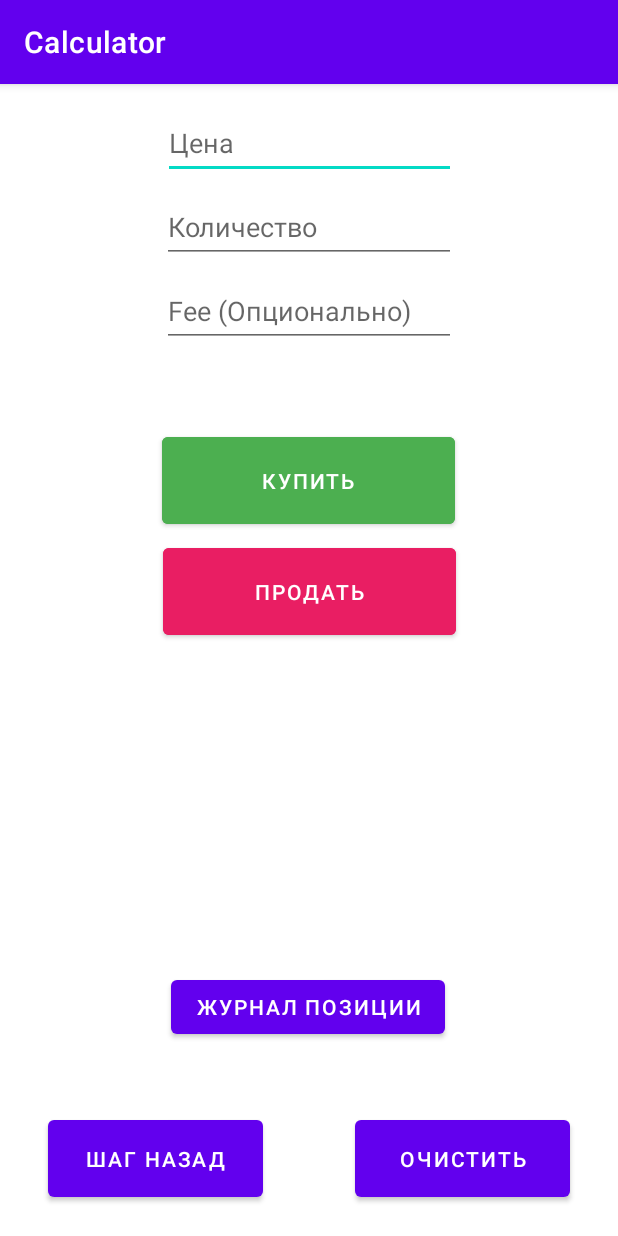
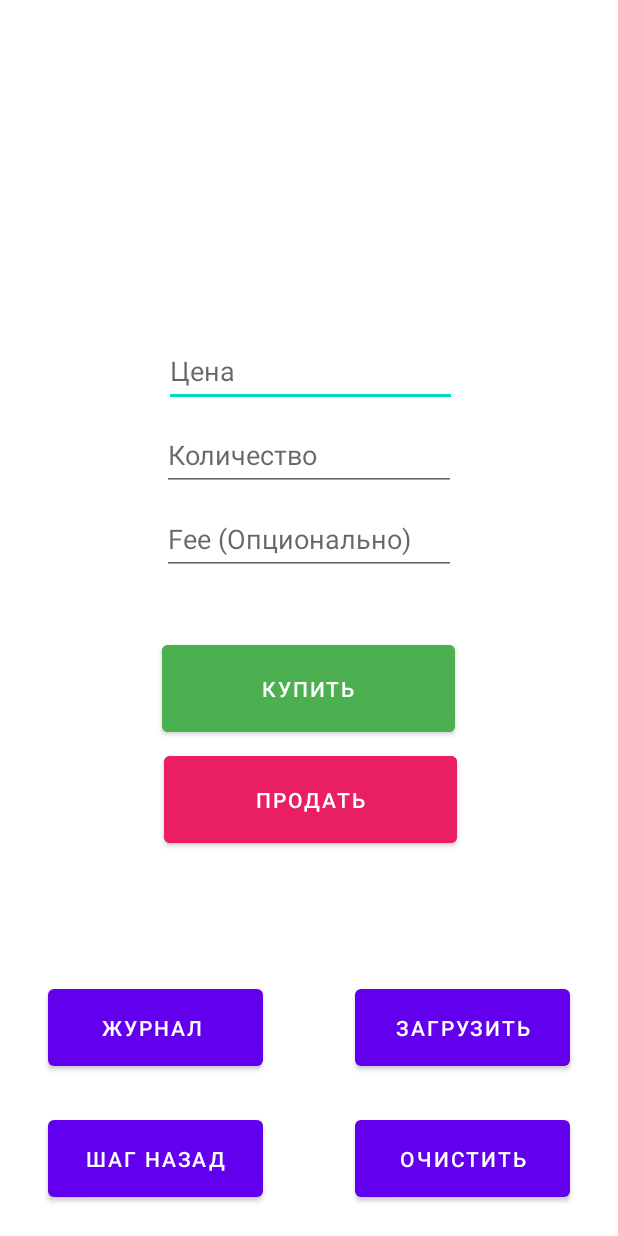
Before and after one commit to eatmore2004/SpotCalculator, an Android app: the screen it shows after launch (MainActivity), on a phone screen of 412 x 824 dp. Run offline under Robolectric (Android 15) with nearby library versions, the phone set to English and light mode, and no system bars.

Commit message:
Added ability to load position from clipboard, bug fixes. New security.

```diff
--- a/app/src/main/AndroidManifest.xml
+++ b/app/src/main/AndroidManifest.xml
@@ -11,6 +11,9 @@
         android:supportsRtl="true"
         android:theme="@style/Theme.PositionCalculator"
         tools:targetApi="31">
+        <activity
+            android:name=".AddPosition"
+            android:exported="false" />
         <activity
             android:name=".Logs"
             android:exported="false" />
--- a/app/src/main/java/com/example/positioncalculator/Direction.java
+++ b/app/src/main/java/com/example/positioncalculator/Direction.java
@@ -3,5 +3,6 @@ package com.example.positioncalculator;
 public enum Direction {
     BUY,
     SELL,
-    NONE
+    NONE,
+    ERROR
 }
--- a/app/src/main/java/com/example/positioncalculator/MainActivity.java
+++ b/app/src/main/java/com/example/positioncalculator/MainActivity.java
@@ -1,6 +1,4 @@
 package com.example.positioncalculator;
-
-import androidx.annotation.NonNull;
 import androidx.appcompat.app.AppCompatActivity;
 
 import android.annotation.SuppressLint;
@@ -21,12 +19,13 @@ public class MainActivity extends AppCompatActivity {
     public Button clr_button;
     public Button back_button;
     public Button journal_button;
+    public Button positionload_button;
     public EditText price_edit;
     public EditText amount_edit;
     public EditText fee_edit;
-    public TextView message_box;
+    public static TextView message_box;
 
-    public static Manager manager = new Manager();
+    public static Position position = new Position();
 
 
     @SuppressLint("MissingInflatedId")
@@ -40,21 +39,21 @@ public class MainActivity extends AppCompatActivity {
         this.clr_button = findViewById(R.id.clear_btn);
         this.back_button = findViewById(R.id.back_btn);
         this.journal_button = findViewById(R.id.journal_btn);
-
+        this.positionload_button = findViewById(R.id.loadposition_btn);
         this.price_edit = findViewById(R.id.price_edt);
         this.amount_edit = findViewById(R.id.amount_edt);
         this.fee_edit = findViewById(R.id.fee_edt);
 
-        this.message_box = findViewById(R.id.message);
+        message_box = findViewById(R.id.message);
 
         buy_button.setOnClickListener(new View.OnClickListener() {
             @Override
             public void onClick(View view) {
                 Order order = getOrder();
                 if (order != null){
-                    manager.addBuy(order);
+                    position.addBuy(order);
                     ClearEdits();
-                    message_box.setText(manager.getResponse());
+                    message_box.setText(position.getResponse());
                 }
             }
         });
@@ -64,9 +63,9 @@ public class MainActivity extends AppCompatActivity {
             public void onClick(View view) {
                 Order order = getOrder();
                 if (order != null){
-                    manager.addSell(order);
+                    position.addSell(order);
                     ClearEdits();
-                    message_box.setText(manager.getResponse());
+                    message_box.setText(position.getResponse());
                 }
             }
         });
@@ -75,7 +74,7 @@ public class MainActivity extends AppCompatActivity {
             @Override
             public void onClick(View view) {
                 ClearEdits();
-                manager.clear();
+                position.clear();
             }
         });
 
@@ -83,7 +82,7 @@ public class MainActivity extends AppCompatActivity {
             @Override
             public void onClick(View view) {
                 ClearEdits();
-                Order last_order = manager.stepBack();
+                Order last_order = position.stepBack();
                 price_edit.setText(String.format(Locale.US,"%.2f",last_order.getPrice()));
                 amount_edit.setText(String.format(Locale.US,"%.6f",last_order.getAmount()));
             }
@@ -95,9 +94,18 @@ public class MainActivity extends AppCompatActivity {
                 startActivity(intent);
             }
         });
+
+        positionload_button.setOnClickListener(new View.OnClickListener() {
+            @Override
+            public void onClick(View view) {
+                Intent intent = new Intent(MainActivity.this,AddPosition.class);
+                startActivity(intent);
+            }
+        });
+
     }
 
-    private void ClearEdits() {
+    public void ClearEdits() {
         price_edit.setText("");
         amount_edit.setText("");
         fee_edit.setText("");
@@ -128,4 +136,6 @@ public class MainActivity extends AppCompatActivity {
         return null;
     }
 
+
+
 }
--- a/app/src/main/res/layout/activity_main.xml
+++ b/app/src/main/res/layout/activity_main.xml
@@ -18,12 +18,13 @@
         android:layout_width="195dp"
         android:layout_height="47dp"
         android:layout_marginStart="50dp"
-        android:layout_marginTop="16dp"
+        android:layout_marginTop="224dp"
         android:layout_marginEnd="50dp"
         android:ems="10"
         android:hint="Цена"
         android:inputType="numberSigned|numberDecimal"
         app:layout_constraintEnd_toEndOf="parent"
+        app:layout_constraintHorizontal_bias="0.508"
         app:layout_constraintStart_toStartOf="parent"
         app:layout_constraintTop_toTopOf="parent" />
 
@@ -79,21 +80,22 @@
         android:text="Продать"
         app:layout_constraintBottom_toBottomOf="parent"
         app:layout_constraintEnd_toEndOf="parent"
-        app:layout_constraintHorizontal_bias="0.514"
+        app:layout_constraintHorizontal_bias="0.562"
         app:layout_constraintStart_toStartOf="parent"
         app:layout_constraintTop_toBottomOf="@+id/fee_edt"
-        app:layout_constraintVertical_bias="0.245" />
+        app:layout_constraintVertical_bias="0.309" />
 
     <TextView
         android:id="@+id/message"
         android:layout_width="357dp"
         android:layout_height="166dp"
-        android:layout_marginTop="24dp"
+        android:layout_marginBottom="28dp"
         android:textAlignment="textStart"
         android:textSize="16sp"
+        app:layout_constraintBottom_toTopOf="@+id/price_edt"
         app:layout_constraintEnd_toEndOf="parent"
-        app:layout_constraintStart_toStartOf="parent"
-        app:layout_constraintTop_toBottomOf="@+id/sell_btn" />
+        app:layout_constraintHorizontal_bias="0.51"
+        app:layout_constraintStart_toStartOf="parent" />
 
     <Button
         android:id="@+id/clear_btn"
@@ -103,6 +105,16 @@
         android:layout_marginBottom="20dp"
         android:text="Очистить"
         app:layout_constraintBottom_toBottomOf="parent"
+        app:layout_constraintEnd_toEndOf="parent" />
+
+    <Button
+        android:id="@+id/loadposition_btn"
+        android:layout_width="143dp"
+        android:layout_height="63dp"
+        android:layout_marginEnd="32dp"
+        android:layout_marginBottom="24dp"
+        android:text="загрузить"
+        app:layout_constraintBottom_toTopOf="@+id/clear_btn"
         app:layout_constraintEnd_toEndOf="parent" />
 
     <Button
@@ -117,15 +129,12 @@
 
     <Button
         android:id="@+id/journal_btn"
-        android:layout_width="0dp"
-        android:layout_height="wrap_content"
-        android:layout_marginStart="114dp"
-        android:layout_marginTop="28dp"
-        android:layout_marginEnd="115dp"
-        android:text="Журнал Позиции"
-        app:layout_constraintEnd_toEndOf="parent"
-        app:layout_constraintHorizontal_bias="0.0"
-        app:layout_constraintStart_toStartOf="parent"
-        app:layout_constraintTop_toBottomOf="@+id/message" />
+        android:layout_width="143dp"
+        android:layout_height="63dp"
+        android:layout_marginStart="32dp"
+        android:layout_marginBottom="24dp"
+        android:text="Журнал "
+        app:layout_constraintBottom_toTopOf="@+id/back_btn"
+        app:layout_constraintStart_toStartOf="parent" />
 
 </androidx.constraintlayout.widget.ConstraintLayout>
--- a/app/src/main/res/values-night/themes.xml
+++ b/app/src/main/res/values-night/themes.xml
@@ -11,6 +11,8 @@
         <item name="colorOnSecondary">@color/black</item>
         <!-- Status bar color. -->
         <item name="android:statusBarColor">?attr/colorPrimaryVariant</item>
+        <item name="windowActionBar">false</item>
+        <item name="windowNoTitle">true</item>
         <!-- Customize your theme here. -->
     </style>
 
--- a/app/src/main/res/values/themes.xml
+++ b/app/src/main/res/values/themes.xml
@@ -1,5 +1,6 @@
 <resources xmlns:tools="http://schemas.android.com/tools">
     <!-- Base application theme. -->
+
     <style name="Theme.PositionCalculator" parent="Theme.MaterialComponents.DayNight.DarkActionBar">
         <!-- Primary brand color. -->
         <item name="colorPrimary">@color/purple_500</item>
@@ -11,9 +12,10 @@
         <item name="colorOnSecondary">@color/black</item>
         <!-- Status bar color. -->
         <item name="android:statusBarColor">?attr/colorPrimaryVariant</item>
+        <item name="windowActionBar">false</item>
+        <item name="windowNoTitle">true</item>
         <!-- Customize your theme here. -->
     </style>
-
     <style name="Theme.PositionCalculator.Fullscreen" parent="Theme.PositionCalculator">
         <item name="android:actionBarStyle">
             @style/Widget.Theme.PositionCalculator.ActionBar.Fullscreen
```
Also changed, not shown: app/src/main/java/com/example/positioncalculator/AddPosition.java (added, +70 -0 lines), app/src/main/java/com/example/positioncalculator/Logs.java (+3 -4 lines), app/src/main/java/com/example/positioncalculator/Manager.java (deleted, +0 -123 lines), app/src/main/java/com/example/positioncalculator/Order.java (+9 -1 lines), app/src/main/java/com/example/positioncalculator/Position.java (added, +205 -0 lines), app/src/main/java/com/example/positioncalculator/Security.java (added, +55 -0 lines), app/src/main/res/layout/activity_add_position.xml (added, +114 -0 lines), 2 other files.
